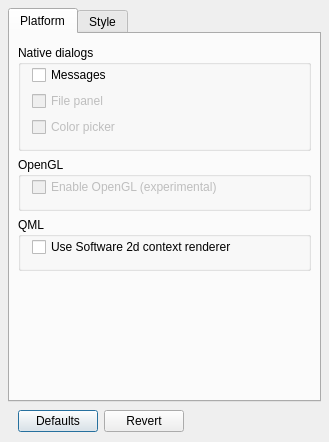
Qt form tools/qsettings/settingsdialog.ui (threedeyes/qthaikuplugins) before a commit.
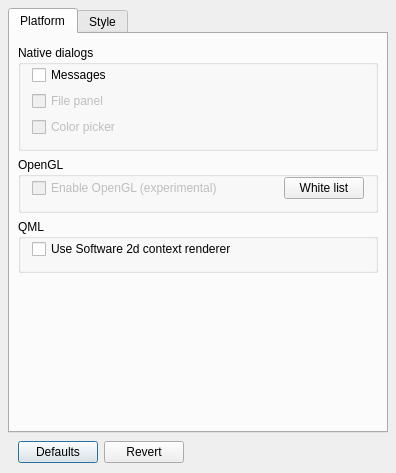
The same form after that commit.

Commit message: Add whitelist dialog for opengl

```diff
--- a/tools/qsettings/settingsdialog.ui
+++ b/tools/qsettings/settingsdialog.ui
@@ -6,8 +6,8 @@
    <rect>
     <x>0</x>
     <y>0</y>
-    <width>329</width>
-    <height>442</height>
+    <width>396</width>
+    <height>473</height>
    </rect>
   </property>
   <property name="sizePolicy">
@@ -119,7 +119,7 @@
            <property name="title">
             <string>OpenGL</string>
            </property>
-           <layout class="QVBoxLayout" name="verticalLayout_9">
+           <layout class="QHBoxLayout" name="horizontalLayout_9">
             <property name="topMargin">
              <number>0</number>
             </property>
@@ -137,6 +137,35 @@
               </item>
              </layout>
             </item>
+            <item>
+             <spacer name="horizontalSpacer_8">
+              <property name="orientation">
+               <enum>Qt::Horizontal</enum>
+              </property>
+              <property name="sizeHint" stdset="0">
+               <size>
+                <width>40</width>
+                <height>20</height>
+               </size>
+              </property>
+             </spacer>
+            </item>
+            <item>
+             <widget class="QPushButton" name="whiteListButton">
+              <property name="sizePolicy">
+               <sizepolicy hsizetype="Minimum" vsizetype="Fixed">
+                <horstretch>0</horstretch>
+                <verstretch>0</verstretch>
+               </sizepolicy>
+              </property>
+              <property name="text">
+               <string>White list</string>
+              </property>
+              <property name="autoDefault">
+               <bool>false</bool>
+              </property>
+             </widget>
+            </item>
            </layout>
           </widget>
          </item>
```
Left out of the diff: 4 changed lines with no effect on the pictures. The commit also changes 7 other files.
